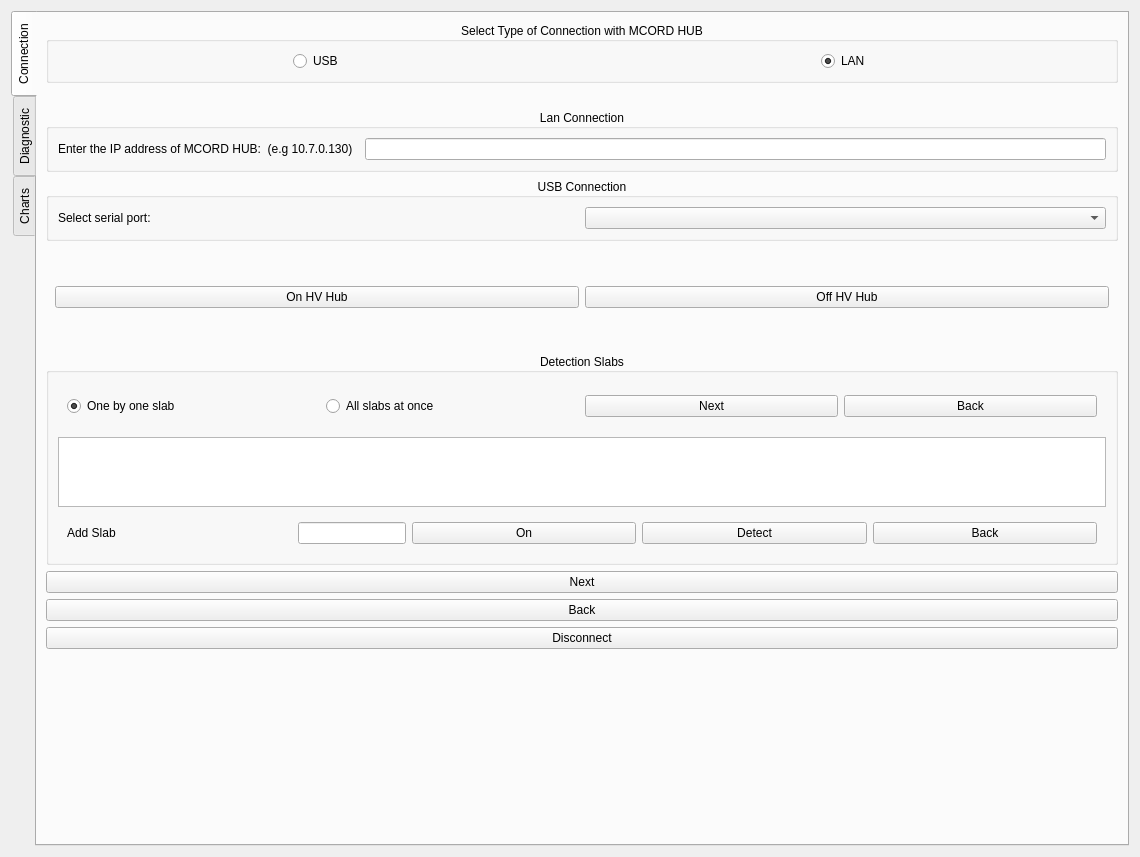
Before: the Qt Designer form widget.ui in MichalRK19780524/MCORD_GUI_CPP, drawn with Qt 5.
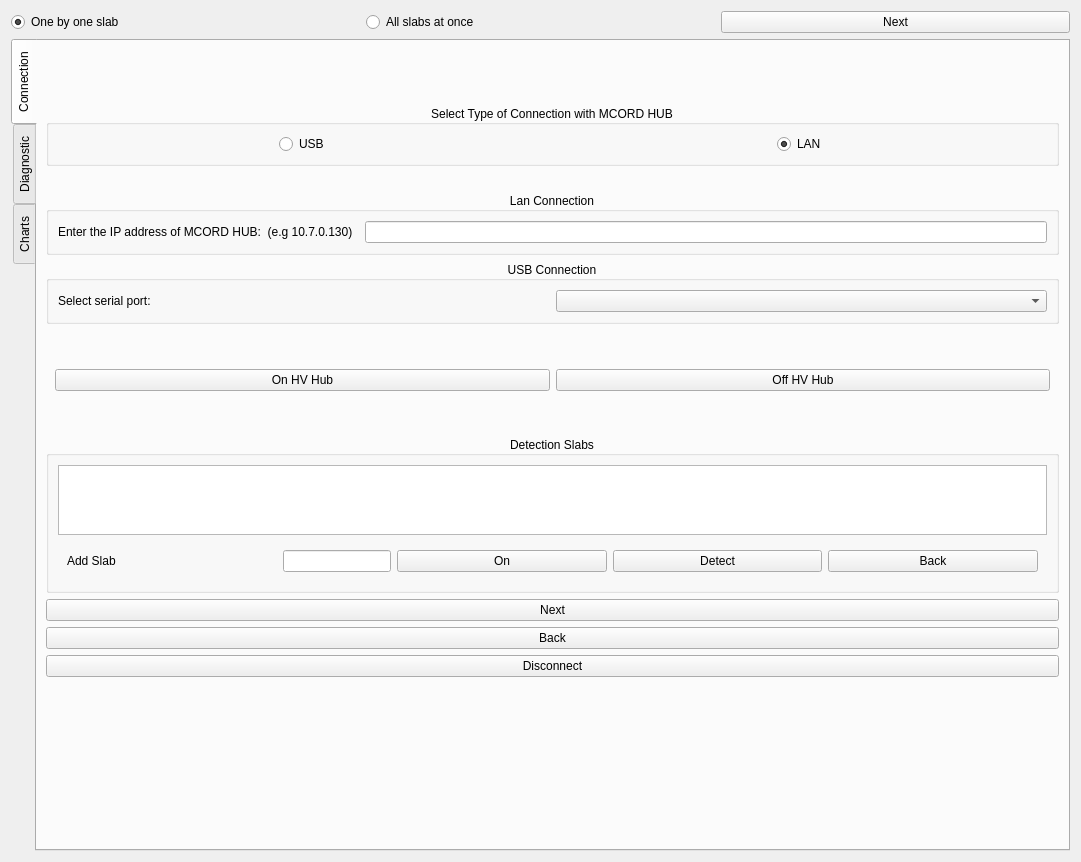
After: the same form once the commit is applied.

Commit message: Replacing QDialog with QWidgets and the order of widgets on the form

Patch:
```diff
--- a/widget.ui
+++ b/widget.ui
@@ -9,13 +9,19 @@
    <rect>
     <x>0</x>
     <y>0</y>
-    <width>1140</width>
-    <height>857</height>
+    <width>1081</width>
+    <height>862</height>
    </rect>
   </property>
+  <property name="sizePolicy">
+   <sizepolicy hsizetype="Expanding" vsizetype="Expanding">
+    <horstretch>0</horstretch>
+    <verstretch>0</verstretch>
+   </sizepolicy>
+  </property>
   <property name="minimumSize">
    <size>
-    <width>1140</width>
+    <width>0</width>
     <height>0</height>
    </size>
   </property>
@@ -23,6 +29,34 @@
    <string>MCORD Detector Control System</string>
   </property>
   <layout class="QVBoxLayout" name="verticalLayout_3">
+   <item>
+    <layout class="QHBoxLayout" name="horizontalLayout_4">
+     <item>
+      <widget class="QRadioButton" name="radioButtonOneSlab">
+       <property name="text">
+        <string>One by one slab</string>
+       </property>
+       <property name="checked">
+        <bool>true</bool>
+       </property>
+      </widget>
+     </item>
+     <item>
+      <widget class="QRadioButton" name="radioButtonManySlabs">
+       <property name="text">
+        <string>All slabs at once</string>
+       </property>
+      </widget>
+     </item>
+     <item>
+      <widget class="QPushButton" name="pushButtonDetectionSlabsNext">
+       <property name="text">
+        <string>Next</string>
+       </property>
+      </widget>
+     </item>
+    </layout>
+   </item>
    <item>
     <widget class="QTabWidget" name="tabWidgetConnection">
      <property name="layoutDirection">
@@ -44,6 +78,21 @@
       <layout class="QVBoxLayout" name="verticalLayout">
        <item>
         <layout class="QVBoxLayout" name="verticalLayoutConnection">
+         <item>
+          <widget class="QWidget" name="widgetSlabsChoice" native="true">
+           <property name="minimumSize">
+            <size>
+             <width>980</width>
+             <height>49</height>
+            </size>
+           </property>
+           <layout class="QHBoxLayout" name="horizontalLayoutSlabsChoice">
+            <property name="sizeConstraint">
+             <enum>QLayout::SetNoConstraint</enum>
+            </property>
+           </layout>
+          </widget>
+         </item>
          <item>
           <widget class="QGroupBox" name="groupBoxSelectConnection">
            <property name="enabled">
@@ -199,52 +248,6 @@
             <property name="sizeConstraint">
              <enum>QLayout::SetNoConstraint</enum>
             </property>
-            <item>
-             <widget class="QWidget" name="widgetSlabsChoice" native="true">
-              <property name="minimumSize">
-               <size>
-                <width>980</width>
-                <height>49</height>
-               </size>
-              </property>
-              <layout class="QHBoxLayout" name="horizontalLayoutSlabsChoice">
-               <property name="sizeConstraint">
-                <enum>QLayout::SetNoConstraint</enum>
-               </property>
-               <item>
-                <widget class="QRadioButton" name="radioButtonOneSlab">
-                 <property name="text">
-                  <string>One by one slab</string>
-                 </property>
-                 <property name="checked">
-                  <bool>true</bool>
-                 </property>
-                </widget>
-               </item>
-               <item>
-                <widget class="QRadioButton" name="radioButtonManySlabs">
-                 <property name="text">
-                  <string>All slabs at once</string>
-                 </property>
-                </widget>
-               </item>
-               <item>
-                <widget class="QPushButton" name="pushButtonDetectionSlabsNext">
-                 <property name="text">
-                  <string>Next</string>
-                 </property>
-                </widget>
-               </item>
-               <item>
-                <widget class="QPushButton" name="pushButtonBackSlabsChoice">
-                 <property name="text">
-                  <string>Back</string>
-                 </property>
-                </widget>
-               </item>
-              </layout>
-             </widget>
-            </item>
             <item>
              <widget class="QTableView" name="slabsTableView">
               <property name="sizePolicy">
```
The commit also changes 3 other files.
